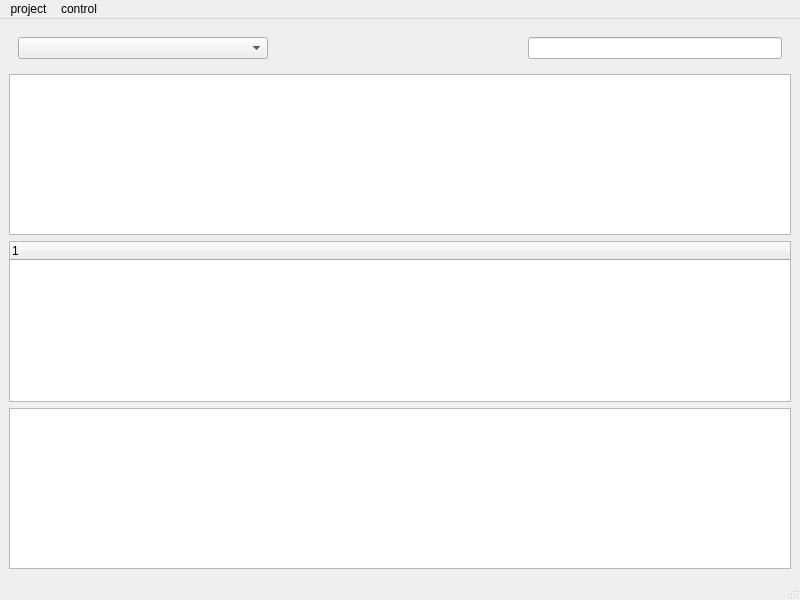
Old version of the form mainwindow.ui in the repository Gwins7/GSniffer.
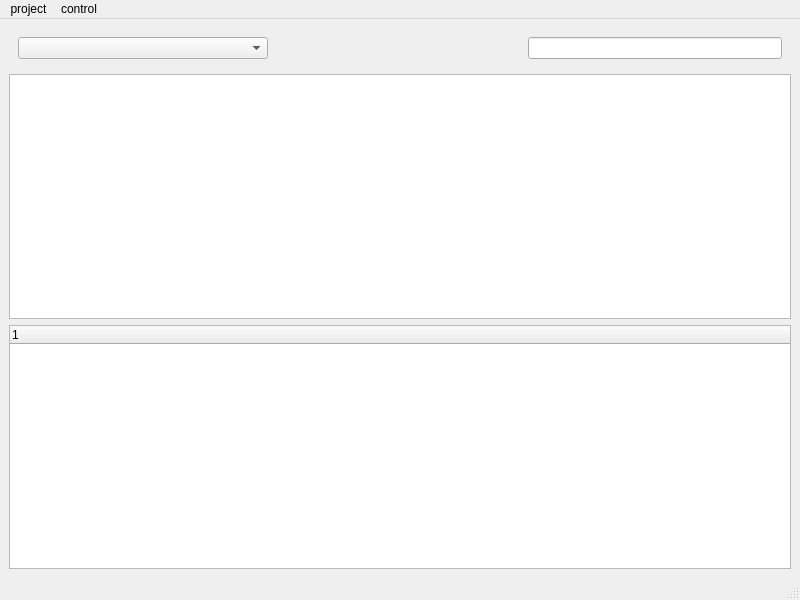
New version of the form.

```diff
--- a/mainwindow.ui
+++ b/mainwindow.ui
@@ -61,9 +61,6 @@
         </column>
        </widget>
       </item>
-      <item>
-       <widget class="QTextBrowser" name="PktContentBrowser"/>
-      </item>
      </layout>
     </item>
    </layout>
```
